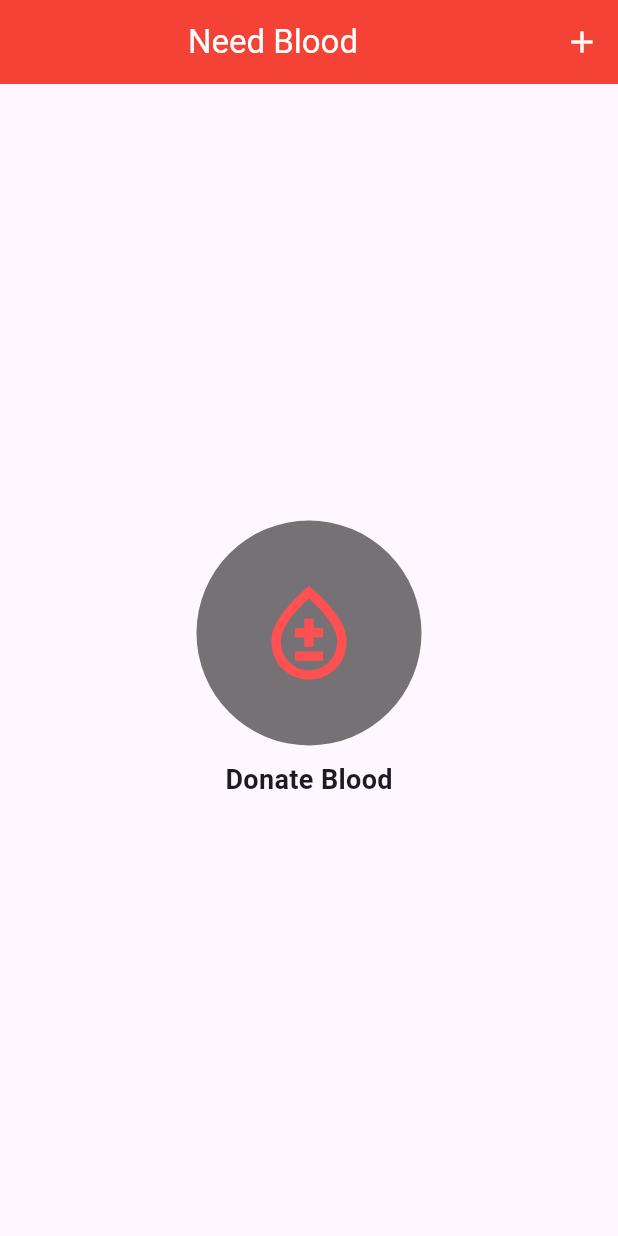
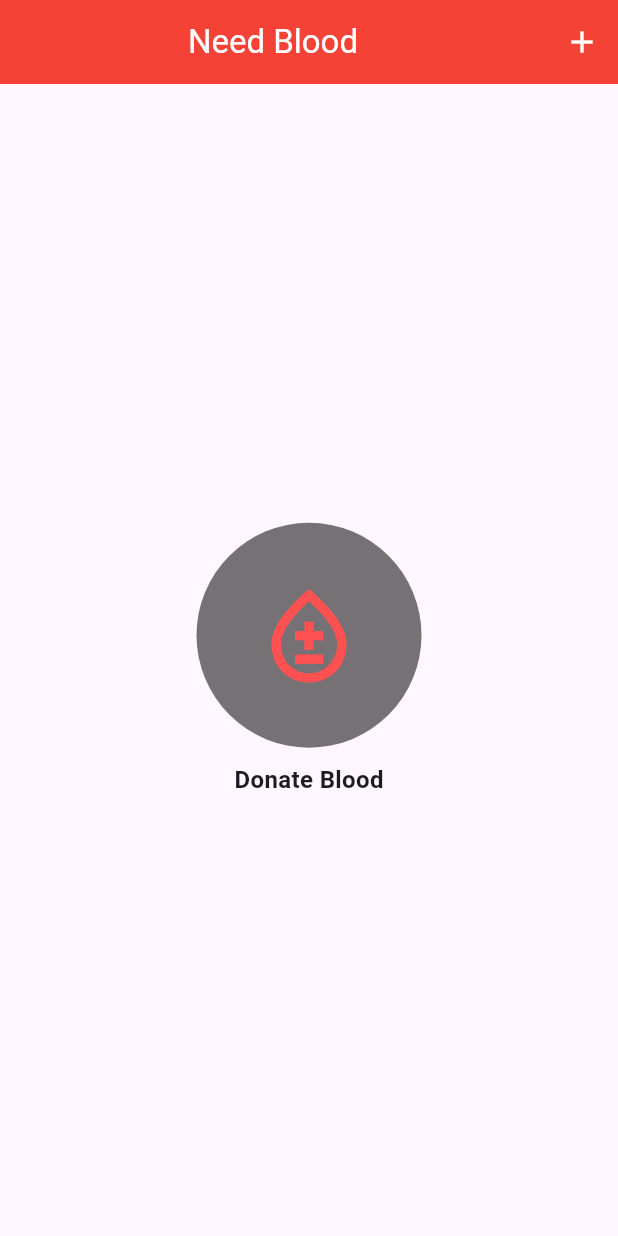
Before and after one commit to msrsujon/livetest2, a Flutter app: the screen it shows after launch, on a phone screen of 412 x 824 dp. Run offline on Flutter 3.47's test engine with Material 3 defaults, Android fonts, the phone set to English and light mode, and no system bars.

Commit message:
final okay

```diff
--- a/lib/main.dart
+++ b/lib/main.dart
@@ -36,7 +36,7 @@ class _MyHomePageState extends State<MyHomePage> {
   Widget build(BuildContext context) {
     return Scaffold(
       appBar: AppBar(
-        backgroundColor: Colors.red,
+        backgroundColor: Color.fromRGBO(244, 67, 54, 1),
         title: Center(
           child: Text(
             'Need Blood',
@@ -72,7 +72,7 @@ class _MyHomePageState extends State<MyHomePage> {
             ),
             Text(
               "Donate Blood",
-              style: TextStyle(fontSize: 18, fontWeight: FontWeight.w600),
+              style: TextStyle(fontSize: 16, fontWeight: FontWeight.w600),
             )
           ],
         ),
```
